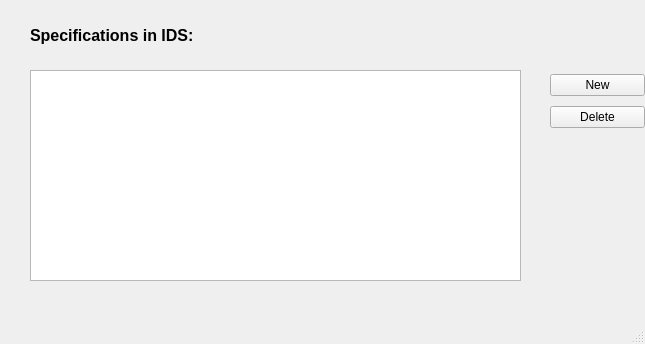
Before: the Qt Designer form GUI_Windows/idsEditor_spec_list.ui in ivanfelipeib/Masterarbeit, drawn with Qt 5.
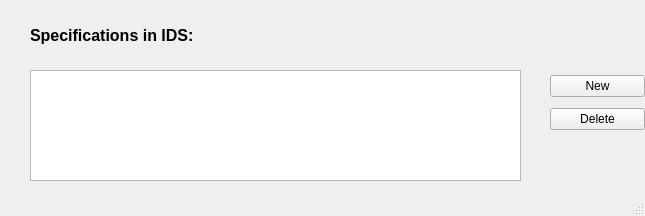
After: the same form once the commit is applied.

Commit message: Add UI for filters, add file filters.py, complete SpecEditor -SpecEditor there is a bug when clicking save requirement in Requirements tab, applicability tab needs methods to update filter_list

The edit to the form file:
```diff
--- a/GUI_Windows/idsEditor_spec_list.ui
+++ b/GUI_Windows/idsEditor_spec_list.ui
@@ -7,7 +7,7 @@
     <x>0</x>
     <y>0</y>
     <width>645</width>
-    <height>344</height>
+    <height>216</height>
    </rect>
   </property>
   <property name="windowTitle">
@@ -20,7 +20,7 @@
       <x>30</x>
       <y>70</y>
       <width>491</width>
-      <height>211</height>
+      <height>111</height>
      </rect>
     </property>
    </widget>
@@ -29,7 +29,7 @@
      <rect>
       <x>30</x>
       <y>20</y>
-      <width>171</width>
+      <width>231</width>
       <height>31</height>
      </rect>
     </property>
@@ -51,7 +51,7 @@
       <x>550</x>
       <y>70</y>
       <width>95</width>
-      <height>64</height>
+      <height>65</height>
      </rect>
     </property>
     <layout class="QVBoxLayout" name="verticalLayout">
```
The commit also changes 10 other files.
